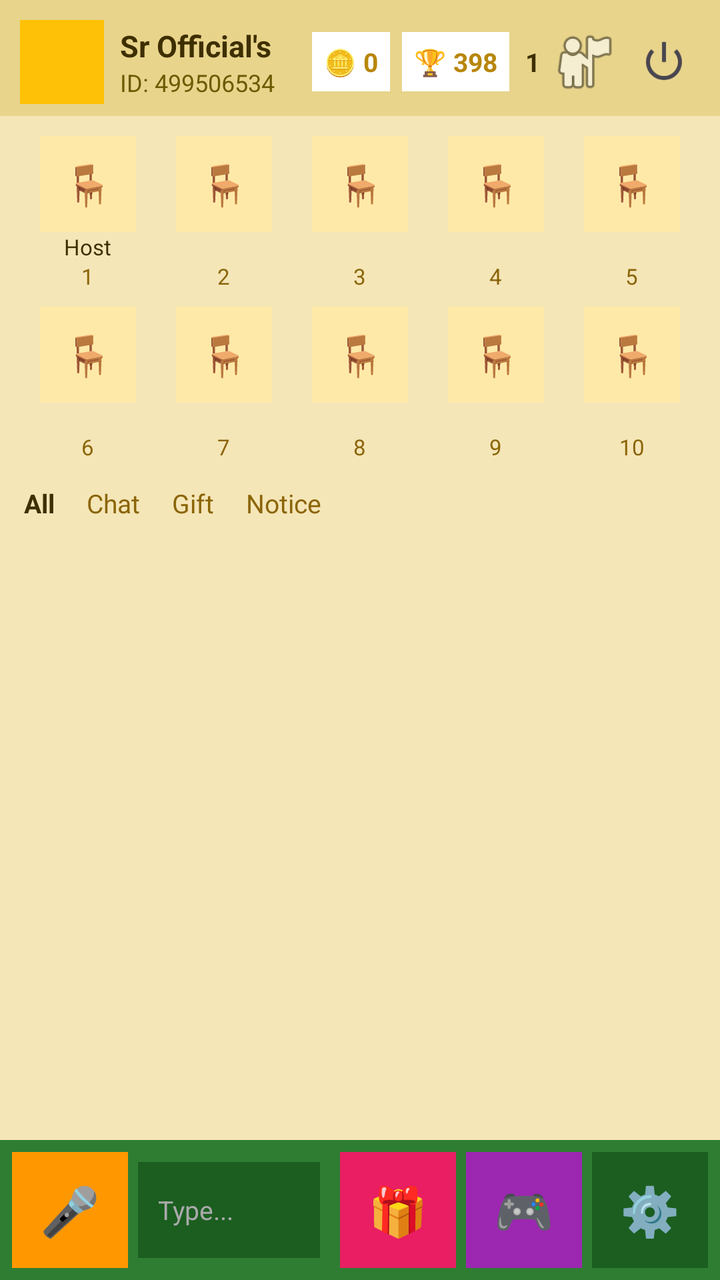
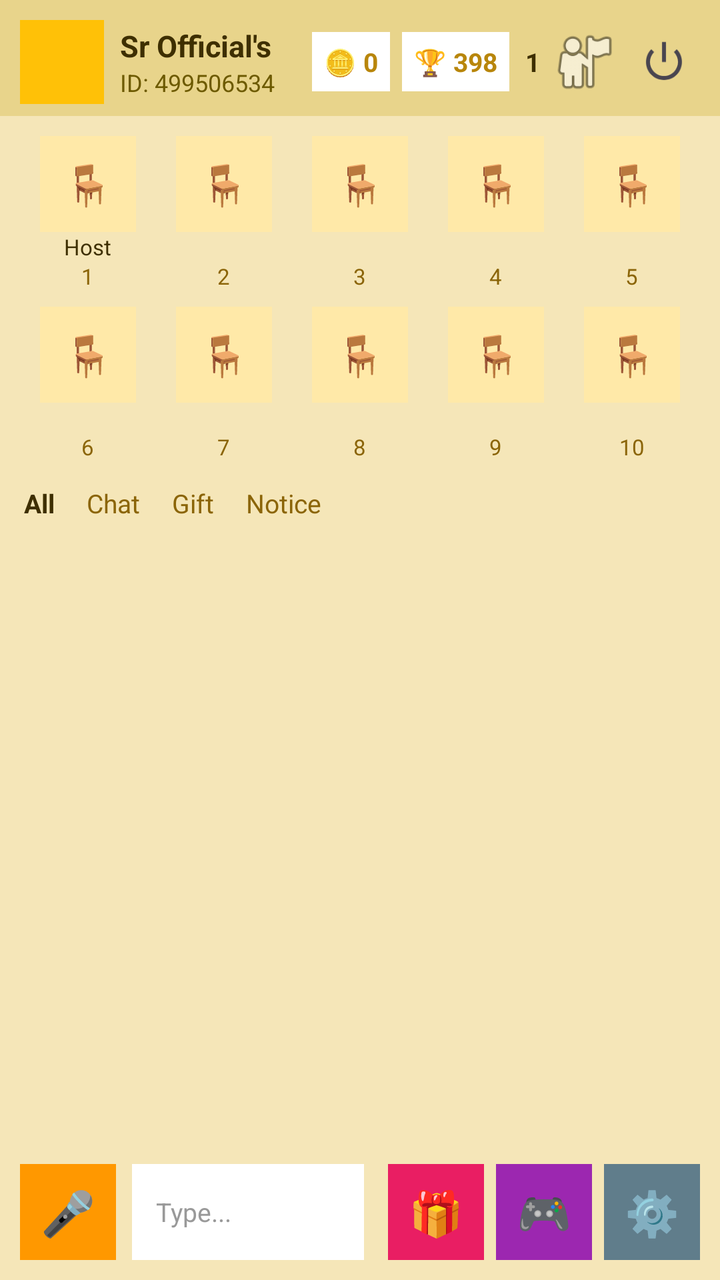

Screens rendered from an Android XML layout before and after an edit, with the pre-edit source and the edit as a unified diff.
<!-- AndroidManifest.xml: activity theme Theme.SRVoiceChat -->
<!-- res/layout/activity_voice_room.xml -->
<?xml version="1.0" encoding="utf-8"?>
<LinearLayout xmlns:android="http://schemas.android.com/apk/res/android"
    android:layout_width="match_parent" android:layout_height="match_parent" android:orientation="vertical" android:background="#F5E6B8">
    <LinearLayout android:layout_width="match_parent" android:layout_height="wrap_content" android:orientation="horizontal" android:gravity="center_vertical" android:paddingStart="10dp" android:paddingEnd="10dp" android:paddingTop="10dp" android:paddingBottom="6dp" android:background="#E8D48B">
        <ImageView android:id="@+id/roomHeaderProfileImg" android:layout_width="42dp" android:layout_height="42dp" android:scaleType="centerCrop" android:background="#FFC107" />
        <LinearLayout android:layout_width="0dp" android:layout_height="wrap_content" android:layout_weight="1" android:orientation="vertical" android:paddingStart="8dp">
            <TextView android:id="@+id/roomTitleText" android:layout_width="wrap_content" android:layout_height="wrap_content" android:text="Sr Official's Room" android:textColor="#3E2F00" android:textSize="15sp" android:textStyle="bold" android:maxLines="1" />
            <TextView android:id="@+id/roomInfoText" android:layout_width="wrap_content" android:layout_height="wrap_content" android:text="ID: 499506534" android:textColor="#6D5A00" android:textSize="12sp" />
        </LinearLayout>
        <LinearLayout android:layout_width="wrap_content" android:layout_height="wrap_content" android:orientation="horizontal" android:gravity="center_vertical" android:padding="6dp" android:background="#FFFFFF"><TextView android:id="@+id/textRoomCoins" android:layout_width="wrap_content" android:layout_height="wrap_content" android:text="🪙 0" android:textColor="#B8860B" android:textSize="13sp" android:textStyle="bold" /></LinearLayout>
        <LinearLayout android:id="@+id/btnInRoomRanking" android:layout_width="wrap_content" android:layout_height="wrap_content" android:orientation="horizontal" android:gravity="center_vertical" android:padding="6dp" android:layout_marginStart="6dp" android:background="#FFFFFF"><TextView android:layout_width="wrap_content" android:layout_height="wrap_content" android:text="🏆 398" android:textColor="#B8860B" android:textSize="13sp" android:textStyle="bold" /></LinearLayout>
        <TextView android:id="@+id/textOnlineCount" android:layout_width="wrap_content" android:layout_height="wrap_content" android:text="1" android:textColor="#3E2F00" android:textSize="13sp" android:textStyle="bold" android:paddingStart="8dp" />
        <ImageView android:id="@+id/btnOnlineList" android:layout_width="36dp" android:layout_height="36dp" android:layout_marginStart="4dp" android:src="@android:drawable/ic_menu_myplaces" />
        <ImageButton android:id="@+id/btnPower" android:layout_width="36dp" android:layout_height="36dp" android:layout_marginStart="4dp" android:background="@android:color/transparent" android:src="@android:drawable/ic_lock_power_off" />
    </LinearLayout>
    <LinearLayout android:layout_width="match_parent" android:layout_height="wrap_content" android:orientation="vertical" android:paddingStart="10dp" android:paddingEnd="10dp" android:paddingTop="6dp" android:background="#F5E6B8">
        <LinearLayout android:layout_width="match_parent" android:layout_height="wrap_content" android:orientation="horizontal" android:gravity="center" android:weightSum="5">
            <LinearLayout android:id="@+id/seat_0" android:layout_width="0dp" android:layout_height="wrap_content" android:layout_weight="1" android:orientation="vertical" android:gravity="center" android:padding="4dp"><TextView android:id="@+id/seatImg_0" android:layout_width="48dp" android:layout_height="48dp" android:gravity="center" android:text="🪑" android:textSize="20sp" android:background="#FFE9A8" /><TextView android:layout_width="wrap_content" android:layout_height="wrap_content" android:text="Host" android:textColor="#3E2F00" android:textSize="11sp" android:maxLines="1" /><TextView android:layout_width="wrap_content" android:layout_height="wrap_content" android:tag="seat_number" android:text="1" android:textColor="#8B6508" android:textSize="11sp" /></LinearLayout>
            <LinearLayout android:id="@+id/seat_1" android:layout_width="0dp" android:layout_height="wrap_content" android:layout_weight="1" android:orientation="vertical" android:gravity="center" android:padding="4dp"><TextView android:id="@+id/seatImg_1" android:layout_width="48dp" android:layout_height="48dp" android:gravity="center" android:text="🪑" android:textSize="20sp" android:background="#FFE9A8" /><TextView android:layout_width="wrap_content" android:layout_height="wrap_content" android:text="" android:textColor="#3E2F00" android:textSize="11sp" android:maxLines="1" /><TextView android:layout_width="wrap_content" android:layout_height="wrap_content" android:tag="seat_number" android:text="2" android:textColor="#8B6508" android:textSize="11sp" /></LinearLayout>
            <LinearLayout android:id="@+id/seat_2" android:layout_width="0dp" android:layout_height="wrap_content" android:layout_weight="1" android:orientation="vertical" android:gravity="center" android:padding="4dp"><TextView android:id="@+id/seatImg_2" android:layout_width="48dp" android:layout_height="48dp" android:gravity="center" android:text="🪑" android:textSize="20sp" android:background="#FFE9A8" /><TextView android:layout_width="wrap_content" android:layout_height="wrap_content" android:text="" android:textColor="#3E2F00" android:textSize="11sp" android:maxLines="1" /><TextView android:layout_width="wrap_content" android:layout_height="wrap_content" android:tag="seat_number" android:text="3" android:textColor="#8B6508" android:textSize="11sp" /></LinearLayout>
            <LinearLayout android:id="@+id/seat_3" android:layout_width="0dp" android:layout_height="wrap_content" android:layout_weight="1" android:orientation="vertical" android:gravity="center" android:padding="4dp"><TextView android:id="@+id/seatImg_3" android:layout_width="48dp" android:layout_height="48dp" android:gravity="center" android:text="🪑" android:textSize="20sp" android:background="#FFE9A8" /><TextView android:layout_width="wrap_content" android:layout_height="wrap_content" android:text="" android:textColor="#3E2F00" android:textSize="11sp" android:maxLines="1" /><TextView android:layout_width="wrap_content" android:layout_height="wrap_content" android:tag="seat_number" android:text="4" android:textColor="#8B6508" android:textSize="11sp" /></LinearLayout>
            <LinearLayout android:id="@+id/seat_4" android:layout_width="0dp" android:layout_height="wrap_content" android:layout_weight="1" android:orientation="vertical" android:gravity="center" android:padding="4dp"><TextView android:id="@+id/seatImg_4" android:layout_width="48dp" android:layout_height="48dp" android:gravity="center" android:text="🪑" android:textSize="20sp" android:background="#FFE9A8" /><TextView android:layout_width="wrap_content" android:layout_height="wrap_content" android:text="" android:textColor="#3E2F00" android:textSize="11sp" android:maxLines="1" /><TextView android:layout_width="wrap_content" android:layout_height="wrap_content" android:tag="seat_number" android:text="5" android:textColor="#8B6508" android:textSize="11sp" /></LinearLayout>
        </LinearLayout>
        <LinearLayout android:layout_width="match_parent" android:layout_height="wrap_content" android:orientation="horizontal" android:gravity="center" android:weightSum="5">
            <LinearLayout android:id="@+id/seat_5" android:layout_width="0dp" android:layout_height="wrap_content" android:layout_weight="1" android:orientation="vertical" android:gravity="center" android:padding="4dp"><TextView android:id="@+id/seatImg_5" android:layout_width="48dp" android:layout_height="48dp" android:gravity="center" android:text="🪑" android:textSize="20sp" android:background="#FFE9A8" /><TextView android:layout_width="wrap_content" android:layout_height="wrap_content" android:text="" android:textColor="#3E2F00" android:textSize="11sp" android:maxLines="1" /><TextView android:layout_width="wrap_content" android:layout_height="wrap_content" android:tag="seat_number" android:text="6" android:textColor="#8B6508" android:textSize="11sp" /></LinearLayout>
            <LinearLayout android:id="@+id/seat_6" android:layout_width="0dp" android:layout_height="wrap_content" android:layout_weight="1" android:orientation="vertical" android:gravity="center" android:padding="4dp"><TextView android:id="@+id/seatImg_6" android:layout_width="48dp" android:layout_height="48dp" android:gravity="center" android:text="🪑" android:textSize="20sp" android:background="#FFE9A8" /><TextView android:layout_width="wrap_content" android:layout_height="wrap_content" android:text="" android:textColor="#3E2F00" android:textSize="11sp" android:maxLines="1" /><TextView android:layout_width="wrap_content" android:layout_height="wrap_content" android:tag="seat_number" android:text="7" android:textColor="#8B6508" android:textSize="11sp" /></LinearLayout>
            <LinearLayout android:id="@+id/seat_7" android:layout_width="0dp" android:layout_height="wrap_content" android:layout_weight="1" android:orientation="vertical" android:gravity="center" android:padding="4dp"><TextView android:id="@+id/seatImg_7" android:layout_width="48dp" android:layout_height="48dp" android:gravity="center" android:text="🪑" android:textSize="20sp" android:background="#FFE9A8" /><TextView android:layout_width="wrap_content" android:layout_height="wrap_content" android:text="" android:textColor="#3E2F00" android:textSize="11sp" android:maxLines="1" /><TextView android:layout_width="wrap_content" android:layout_height="wrap_content" android:tag="seat_number" android:text="8" android:textColor="#8B6508" android:textSize="11sp" /></LinearLayout>
            <LinearLayout android:id="@+id/seat_8" android:layout_width="0dp" android:layout_height="wrap_content" android:layout_weight="1" android:orientation="vertical" android:gravity="center" android:padding="4dp"><TextView android:id="@+id/seatImg_8" android:layout_width="48dp" android:layout_height="48dp" android:gravity="center" android:text="🪑" android:textSize="20sp" android:background="#FFE9A8" /><TextView android:layout_width="wrap_content" android:layout_height="wrap_content" android:text="" android:textColor="#3E2F00" android:textSize="11sp" android:maxLines="1" /><TextView android:layout_width="wrap_content" android:layout_height="wrap_content" android:tag="seat_number" android:text="9" android:textColor="#8B6508" android:textSize="11sp" /></LinearLayout>
            <LinearLayout android:id="@+id/seat_9" android:layout_width="0dp" android:layout_height="wrap_content" android:layout_weight="1" android:orientation="vertical" android:gravity="center" android:padding="4dp"><TextView android:id="@+id/seatImg_9" android:layout_width="48dp" android:layout_height="48dp" android:gravity="center" android:text="🪑" android:textSize="20sp" android:background="#FFE9A8" /><TextView android:layout_width="wrap_content" android:layout_height="wrap_content" android:text="" android:textColor="#3E2F00" android:textSize="11sp" android:maxLines="1" /><TextView android:layout_width="wrap_content" android:layout_height="wrap_content" android:tag="seat_number" android:text="10" android:textColor="#8B6508" android:textSize="11sp" /></LinearLayout>
        </LinearLayout>
    </LinearLayout>
    <TextView android:id="@+id/roomNoticeBarText" android:layout_width="match_parent" android:layout_height="wrap_content" android:paddingStart="12dp" android:paddingEnd="12dp" android:paddingTop="4dp" android:paddingBottom="4dp" android:background="#FFF8DC" android:text="" android:textColor="#8B6508" android:textSize="13sp" android:visibility="gone" />
    <LinearLayout android:layout_width="match_parent" android:layout_height="wrap_content" android:orientation="horizontal" android:paddingStart="12dp" android:paddingTop="8dp" android:background="#F5E6B8">
        <TextView android:id="@+id/tabAll" android:layout_width="wrap_content" android:layout_height="wrap_content" android:text="All" android:textColor="#3E2F00" android:textSize="13sp" android:textStyle="bold" android:paddingEnd="16dp" />
        <TextView android:id="@+id/tabChat" android:layout_width="wrap_content" android:layout_height="wrap_content" android:text="Chat" android:textColor="#8B6508" android:textSize="13sp" android:paddingEnd="16dp" />
        <TextView android:id="@+id/tabGift" android:layout_width="wrap_content" android:layout_height="wrap_content" android:text="Gift" android:textColor="#8B6508" android:textSize="13sp" android:paddingEnd="16dp" />
        <TextView android:id="@+id/tabNotice" android:layout_width="wrap_content" android:layout_height="wrap_content" android:text="Notice" android:textColor="#8B6508" android:textSize="13sp" />
    </LinearLayout>
    <ScrollView android:id="@+id/chatScrollView" android:layout_width="match_parent" android:layout_height="0dp" android:layout_weight="1" android:padding="12dp" android:background="#F5E6B8">
        <LinearLayout android:id="@+id/chatListContainer" android:layout_width="match_parent" android:layout_height="wrap_content" android:orientation="vertical">
            <TextView android:id="@+id/textChatEmpty" android:layout_width="wrap_content" android:layout_height="wrap_content" android:text="" android:textColor="#8B6508" android:textSize="13sp" />
        </LinearLayout>
    </ScrollView>
    
    <LinearLayout android:layout_width="match_parent" android:layout_height="wrap_content" android:orientation="horizontal" android:gravity="center_vertical" android:paddingStart="6dp" android:paddingEnd="6dp" android:paddingTop="6dp" android:paddingBottom="6dp" android:background="#2E7D32">
        <TextView android:id="@+id/btnMicToggle" android:layout_width="58dp" android:layout_height="58dp" android:gravity="center" android:text="🎤" android:textSize="24sp" android:textColor="#FFFFFF" android:background="#FF9800" />
        <LinearLayout android:layout_width="0dp" android:layout_height="wrap_content" android:layout_weight="1" android:layout_marginStart="5dp" android:layout_marginEnd="5dp" android:orientation="horizontal" android:gravity="center_vertical" android:background="#1B5E20" android:paddingStart="10dp" android:paddingEnd="6dp">
            <EditText android:id="@+id/inputChatMessage" android:layout_width="0dp" android:layout_height="48dp" android:layout_weight="1" android:hint="Type..." android:textColorHint="#AAAAAA" android:textColor="#FFFFFF" android:textSize="13sp" android:background="@android:color/transparent" android:singleLine="true" android:imeOptions="actionSend" />
            <TextView android:id="@+id/btnChatOption" android:layout_width="42dp" android:layout_height="42dp" android:gravity="center" android:text="⬆️" android:textSize="20sp" android:textColor="#FFFFFF" android:visibility="gone" />
        </LinearLayout>
        <TextView android:id="@+id/btnGiftBox" android:layout_width="58dp" android:layout_height="58dp" android:layout_marginStart="5dp" android:gravity="center" android:text="🎁" android:textSize="24sp" android:textColor="#FFFFFF" android:background="#E91E63" />
        <TextView android:id="@+id/btnGame" android:layout_width="58dp" android:layout_height="58dp" android:layout_marginStart="5dp" android:gravity="center" android:text="🎮" android:textSize="24sp" android:textColor="#FFFFFF" android:background="#9C27B0" />
        <TextView android:id="@+id/btnRoomTools" android:layout_width="58dp" android:layout_height="58dp" android:layout_marginStart="5dp" android:gravity="center" android:text="⚙️" android:textSize="24sp" android:textColor="#FFFFFF" android:background="#1B5E20" />
    </LinearLayout>
</LinearLayout>
<!-- resources referenced by this layout -->
<resources>
  <style name="Theme.SRVoiceChat" parent="Theme.Material3.DayNight.NoActionBar">
          <item name="colorPrimary">#FF4081</item>
          <item name="android:statusBarColor">#FF4081</item>
          <item name="android:windowLightStatusBar">true</item>
      </style>
</resources>

<!-- the commit's change to res/layout/activity_voice_room.xml (unified diff, before → after) -->
@@ -1,18 +1,43 @@
 <?xml version="1.0" encoding="utf-8"?>
 <LinearLayout xmlns:android="http://schemas.android.com/apk/res/android"
-    android:layout_width="match_parent" android:layout_height="match_parent" android:orientation="vertical" android:background="#F5E6B8">
-    <LinearLayout android:layout_width="match_parent" android:layout_height="wrap_content" android:orientation="horizontal" android:gravity="center_vertical" android:paddingStart="10dp" android:paddingEnd="10dp" android:paddingTop="10dp" android:paddingBottom="6dp" android:background="#E8D48B">
-        <ImageView android:id="@+id/roomHeaderProfileImg" android:layout_width="42dp" android:layout_height="42dp" android:scaleType="centerCrop" android:background="#FFC107" />
+    android:layout_width="match_parent"
+    android:layout_height="match_parent"
+    android:orientation="vertical"
+    android:background="#F5E6B8">
+
+    
+    <LinearLayout
+        android:layout_width="match_parent"
+        android:layout_height="wrap_content"
+        android:orientation="horizontal"
+        android:gravity="center_vertical"
+        android:paddingStart="10dp" android:paddingEnd="10dp"
+        android:paddingTop="10dp" android:paddingBottom="6dp"
+        android:background="#E8D48B">
+
+        <ImageView android:id="@+id/roomHeaderProfileImg"
+            android:layout_width="42dp" android:layout_height="42dp"
+            android:scaleType="centerCrop" android:background="#FFC107" />
+
         <LinearLayout android:layout_width="0dp" android:layout_height="wrap_content" android:layout_weight="1" android:orientation="vertical" android:paddingStart="8dp">
             <TextView android:id="@+id/roomTitleText" android:layout_width="wrap_content" android:layout_height="wrap_content" android:text="Sr Official's Room" android:textColor="#3E2F00" android:textSize="15sp" android:textStyle="bold" android:maxLines="1" />
             <TextView android:id="@+id/roomInfoText" android:layout_width="wrap_content" android:layout_height="wrap_content" android:text="ID: 499506534" android:textColor="#6D5A00" android:textSize="12sp" />
         </LinearLayout>
-        <LinearLayout android:layout_width="wrap_content" android:layout_height="wrap_content" android:orientation="horizontal" android:gravity="center_vertical" android:padding="6dp" android:background="#FFFFFF"><TextView android:id="@+id/textRoomCoins" android:layout_width="wrap_content" android:layout_height="wrap_content" android:text="🪙 0" android:textColor="#B8860B" android:textSize="13sp" android:textStyle="bold" /></LinearLayout>
-        <LinearLayout android:id="@+id/btnInRoomRanking" android:layout_width="wrap_content" android:layout_height="wrap_content" android:orientation="horizontal" android:gravity="center_vertical" android:padding="6dp" android:layout_marginStart="6dp" android:background="#FFFFFF"><TextView android:layout_width="wrap_content" android:layout_height="wrap_content" android:text="🏆 398" android:textColor="#B8860B" android:textSize="13sp" android:textStyle="bold" /></LinearLayout>
+
+        <LinearLayout android:layout_width="wrap_content" android:layout_height="wrap_content" android:orientation="horizontal" android:gravity="center_vertical" android:padding="6dp" android:background="#FFFFFF">
+            <TextView android:id="@+id/textRoomCoins" android:layout_width="wrap_content" android:layout_height="wrap_content" android:text="🪙 0" android:textColor="#B8860B" android:textSize="13sp" android:textStyle="bold" />
+        </LinearLayout>
+
+        <LinearLayout android:id="@+id/btnInRoomRanking" android:layout_width="wrap_content" android:layout_height="wrap_content" android:orientation="horizontal" android:gravity="center_vertical" android:padding="6dp" android:layout_marginStart="6dp" android:background="#FFFFFF">
+            <TextView android:layout_width="wrap_content" android:layout_height="wrap_content" android:text="🏆 398" android:textColor="#B8860B" android:textSize="13sp" android:textStyle="bold" />
+        </LinearLayout>
+
         <TextView android:id="@+id/textOnlineCount" android:layout_width="wrap_content" android:layout_height="wrap_content" android:text="1" android:textColor="#3E2F00" android:textSize="13sp" android:textStyle="bold" android:paddingStart="8dp" />
         <ImageView android:id="@+id/btnOnlineList" android:layout_width="36dp" android:layout_height="36dp" android:layout_marginStart="4dp" android:src="@android:drawable/ic_menu_myplaces" />
         <ImageButton android:id="@+id/btnPower" android:layout_width="36dp" android:layout_height="36dp" android:layout_marginStart="4dp" android:background="@android:color/transparent" android:src="@android:drawable/ic_lock_power_off" />
     </LinearLayout>
+
+    
     <LinearLayout android:layout_width="match_parent" android:layout_height="wrap_content" android:orientation="vertical" android:paddingStart="10dp" android:paddingEnd="10dp" android:paddingTop="6dp" android:background="#F5E6B8">
         <LinearLayout android:layout_width="match_parent" android:layout_height="wrap_content" android:orientation="horizontal" android:gravity="center" android:weightSum="5">
             <LinearLayout android:id="@+id/seat_0" android:layout_width="0dp" android:layout_height="wrap_content" android:layout_weight="1" android:orientation="vertical" android:gravity="center" android:padding="4dp"><TextView android:id="@+id/seatImg_0" android:layout_width="48dp" android:layout_height="48dp" android:gravity="center" android:text="🪑" android:textSize="20sp" android:background="#FFE9A8" /><TextView android:layout_width="wrap_content" android:layout_height="wrap_content" android:text="Host" android:textColor="#3E2F00" android:textSize="11sp" android:maxLines="1" /><TextView android:layout_width="wrap_content" android:layout_height="wrap_content" android:tag="seat_number" android:text="1" android:textColor="#8B6508" android:textSize="11sp" /></LinearLayout>
@@ -29,27 +54,56 @@
             <LinearLayout android:id="@+id/seat_9" android:layout_width="0dp" android:layout_height="wrap_content" android:layout_weight="1" android:orientation="vertical" android:gravity="center" android:padding="4dp"><TextView android:id="@+id/seatImg_9" android:layout_width="48dp" android:layout_height="48dp" android:gravity="center" android:text="🪑" android:textSize="20sp" android:background="#FFE9A8" /><TextView android:layout_width="wrap_content" android:layout_height="wrap_content" android:text="" android:textColor="#3E2F00" android:textSize="11sp" android:maxLines="1" /><TextView android:layout_width="wrap_content" android:layout_height="wrap_content" android:tag="seat_number" android:text="10" android:textColor="#8B6508" android:textSize="11sp" /></LinearLayout>
         </LinearLayout>
     </LinearLayout>
+
     <TextView android:id="@+id/roomNoticeBarText" android:layout_width="match_parent" android:layout_height="wrap_content" android:paddingStart="12dp" android:paddingEnd="12dp" android:paddingTop="4dp" android:paddingBottom="4dp" android:background="#FFF8DC" android:text="" android:textColor="#8B6508" android:textSize="13sp" android:visibility="gone" />
+
     <LinearLayout android:layout_width="match_parent" android:layout_height="wrap_content" android:orientation="horizontal" android:paddingStart="12dp" android:paddingTop="8dp" android:background="#F5E6B8">
         <TextView android:id="@+id/tabAll" android:layout_width="wrap_content" android:layout_height="wrap_content" android:text="All" android:textColor="#3E2F00" android:textSize="13sp" android:textStyle="bold" android:paddingEnd="16dp" />
         <TextView android:id="@+id/tabChat" android:layout_width="wrap_content" android:layout_height="wrap_content" android:text="Chat" android:textColor="#8B6508" android:textSize="13sp" android:paddingEnd="16dp" />
         <TextView android:id="@+id/tabGift" android:layout_width="wrap_content" android:layout_height="wrap_content" android:text="Gift" android:textColor="#8B6508" android:textSize="13sp" android:paddingEnd="16dp" />
         <TextView android:id="@+id/tabNotice" android:layout_width="wrap_content" android:layout_height="wrap_content" android:text="Notice" android:textColor="#8B6508" android:textSize="13sp" />
     </LinearLayout>
+
     <ScrollView android:id="@+id/chatScrollView" android:layout_width="match_parent" android:layout_height="0dp" android:layout_weight="1" android:padding="12dp" android:background="#F5E6B8">
         <LinearLayout android:id="@+id/chatListContainer" android:layout_width="match_parent" android:layout_height="wrap_content" android:orientation="vertical">
             <TextView android:id="@+id/textChatEmpty" android:layout_width="wrap_content" android:layout_height="wrap_content" android:text="" android:textColor="#8B6508" android:textSize="13sp" />
         </LinearLayout>
     </ScrollView>
+
     
-    <LinearLayout android:layout_width="match_parent" android:layout_height="wrap_content" android:orientation="horizontal" android:gravity="center_vertical" android:paddingStart="6dp" android:paddingEnd="6dp" android:paddingTop="6dp" android:paddingBottom="6dp" android:background="#2E7D32">
-        <TextView android:id="@+id/btnMicToggle" android:layout_width="58dp" android:layout_height="58dp" android:gravity="center" android:text="🎤" android:textSize="24sp" android:textColor="#FFFFFF" android:background="#FF9800" />
-        <LinearLayout android:layout_width="0dp" android:layout_height="wrap_content" android:layout_weight="1" android:layout_marginStart="5dp" android:layout_marginEnd="5dp" android:orientation="horizontal" android:gravity="center_vertical" android:background="#1B5E20" android:paddingStart="10dp" android:paddingEnd="6dp">
-            <EditText android:id="@+id/inputChatMessage" android:layout_width="0dp" android:layout_height="48dp" android:layout_weight="1" android:hint="Type..." android:textColorHint="#AAAAAA" android:textColor="#FFFFFF" android:textSize="13sp" android:background="@android:color/transparent" android:singleLine="true" android:imeOptions="actionSend" />
-            <TextView android:id="@+id/btnChatOption" android:layout_width="42dp" android:layout_height="42dp" android:gravity="center" android:text="⬆️" android:textSize="20sp" android:textColor="#FFFFFF" android:visibility="gone" />
+    <LinearLayout android:id="@+id/chatPopupBar"
+        android:layout_width="match_parent" android:layout_height="wrap_content"
+        android:orientation="vertical" android:background="#FFFFFF"
+        android:paddingStart="12dp" android:paddingEnd="12dp" android:paddingTop="10dp" android:paddingBottom="8dp"
+        android:visibility="gone">
+
+        <LinearLayout android:layout_width="match_parent" android:layout_height="wrap_content" android:orientation="horizontal" android:gravity="center_vertical" android:background="#F5F5F5" android:paddingStart="12dp" android:paddingEnd="6dp">
+            <EditText android:id="@+id/inputChatMessage"
+                android:layout_width="0dp" android:layout_height="48dp" android:layout_weight="1"
+                android:hint="Type your words here!" android:textColorHint="#AAAAAA"
+                android:textColor="#222222" android:textSize="14sp"
+                android:background="@android:color/transparent" android:singleLine="true" android:imeOptions="actionSend" />
+            <TextView android:id="@+id/btnChatOption"
+                android:layout_width="42dp" android:layout_height="42dp" android:gravity="center"
+                android:text="⬆️" android:textSize="20sp" android:background="#FFC107" />
         </LinearLayout>
-        <TextView android:id="@+id/btnGiftBox" android:layout_width="58dp" android:layout_height="58dp" android:layout_marginStart="5dp" android:gravity="center" android:text="🎁" android:textSize="24sp" android:textColor="#FFFFFF" android:background="#E91E63" />
-        <TextView android:id="@+id/btnGame" android:layout_width="58dp" android:layout_height="58dp" android:layout_marginStart="5dp" android:gravity="center" android:text="🎮" android:textSize="24sp" android:textColor="#FFFFFF" android:background="#9C27B0" />
-        <TextView android:id="@+id/btnRoomTools" android:layout_width="58dp" android:layout_height="58dp" android:layout_marginStart="5dp" android:gravity="center" android:text="⚙️" android:textSize="24sp" android:textColor="#FFFFFF" android:background="#1B5E20" />
+
+        <LinearLayout android:layout_width="match_parent" android:layout_height="wrap_content" android:orientation="horizontal" android:gravity="center_vertical" android:paddingTop="8dp">
+            <TextView android:id="@+id/btnEmoji" android:layout_width="wrap_content" android:layout_height="wrap_content" android:text="😊" android:textSize="22sp" android:paddingEnd="18dp" />
+            <TextView android:id="@+id/btnGallery" android:layout_width="wrap_content" android:layout_height="wrap_content" android:text="🖼️" android:textSize="22sp" android:paddingEnd="18dp" />
+            <TextView android:id="@+id/btnCamera" android:layout_width="wrap_content" android:layout_height="wrap_content" android:text="📷" android:textSize="22sp" android:paddingEnd="18dp" />
+            <TextView android:layout_width="wrap_content" android:layout_height="wrap_content" android:text="Gallery / Camera / Emoji - future te allow hobe" android:textColor="#AAAAAA" android:textSize="11sp" />
+        </LinearLayout>
+    </LinearLayout>
+
+    
+    <LinearLayout android:layout_width="match_parent" android:layout_height="wrap_content" android:orientation="horizontal" android:gravity="center_vertical" android:paddingStart="10dp" android:paddingEnd="10dp" android:paddingTop="8dp" android:paddingBottom="10dp" android:background="#F5E6B8">
+        <TextView android:id="@+id/btnMicToggle" android:layout_width="48dp" android:layout_height="48dp" android:gravity="center" android:text="🎤" android:textSize="22sp" android:textColor="#FFFFFF" android:background="#FF9800" />
+        <LinearLayout android:id="@+id/btnOpenChat" android:layout_width="0dp" android:layout_height="48dp" android:layout_weight="1" android:layout_marginStart="8dp" android:layout_marginEnd="8dp" android:orientation="horizontal" android:gravity="center_vertical" android:background="#FFFFFF" android:paddingStart="12dp" android:paddingEnd="12dp">
+            <TextView android:layout_width="wrap_content" android:layout_height="wrap_content" android:text="Type..." android:textColor="#999999" android:textSize="13sp" />
+        </LinearLayout>
+        <TextView android:id="@+id/btnGiftBox" android:layout_width="48dp" android:layout_height="48dp" android:layout_marginStart="4dp" android:gravity="center" android:text="🎁" android:textSize="22sp" android:textColor="#FFFFFF" android:background="#E91E63" />
+        <TextView android:id="@+id/btnGame" android:layout_width="48dp" android:layout_height="48dp" android:layout_marginStart="6dp" android:gravity="center" android:text="🎮" android:textSize="22sp" android:textColor="#FFFFFF" android:background="#9C27B0" />
+        <TextView android:id="@+id/btnRoomTools" android:layout_width="48dp" android:layout_height="48dp" android:layout_marginStart="6dp" android:gravity="center" android:text="⚙️" android:textSize="22sp" android:textColor="#FFFFFF" android:background="#607D8B" />
     </LinearLayout>
 </LinearLayout>
